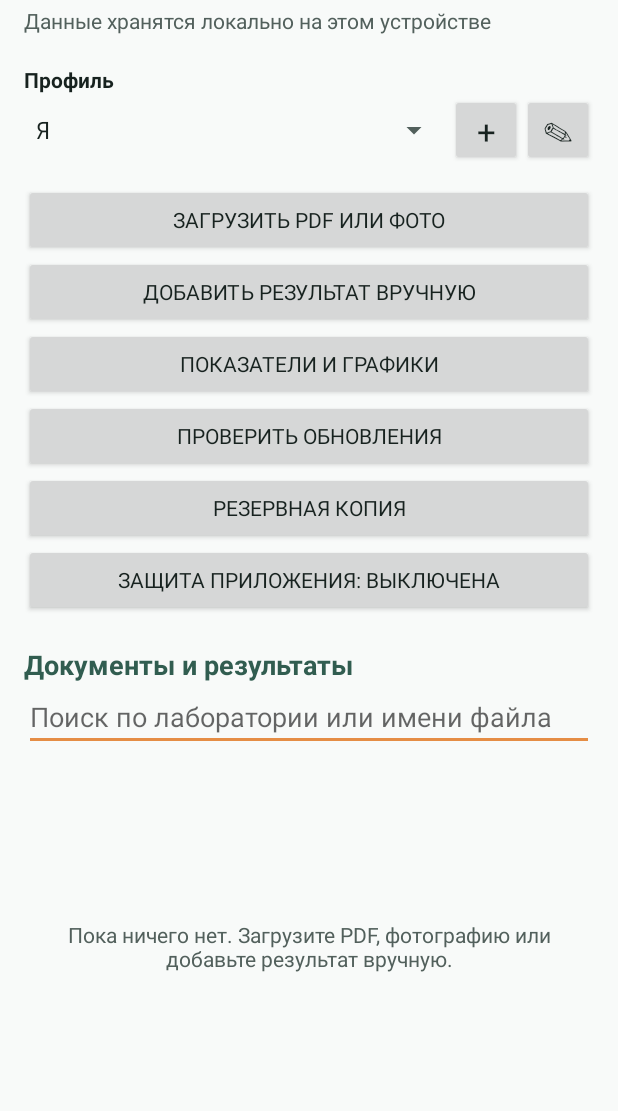
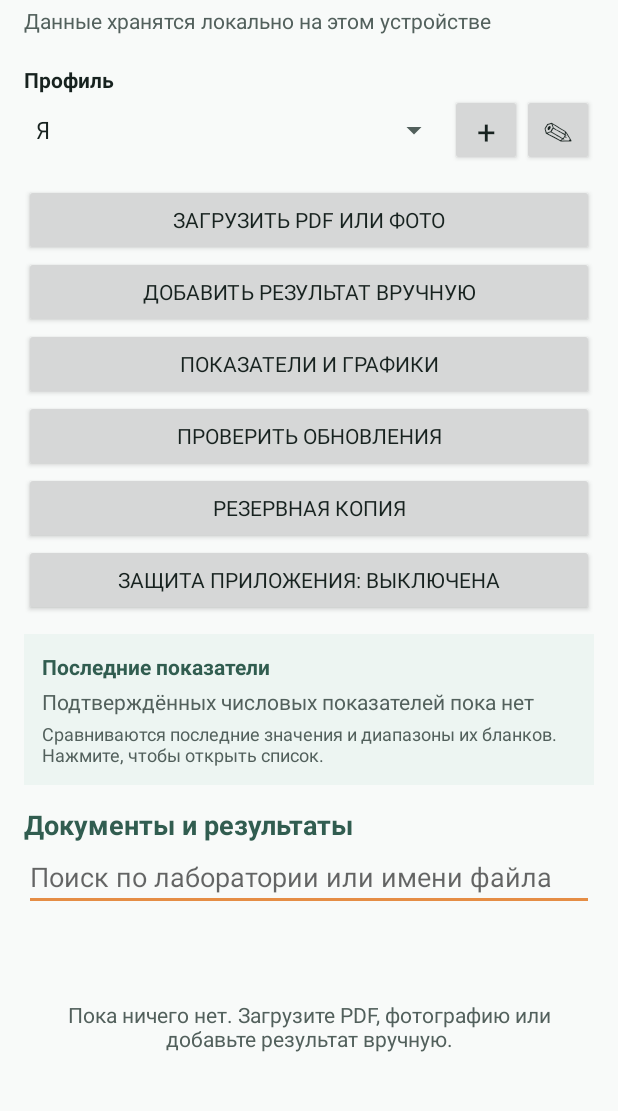
Before and after one commit to NikiKost/LabHistory, an Android app: the screen it shows after launch (MainActivity), on a phone screen of 412 x 824 dp, the part 81-1192 px from its top. Run offline under Robolectric (Android 15) with nearby library versions, the phone set to English and light mode, and no system bars; our stand-ins replace Room's generated code; libraries missing offline, so code that uses them is left out: com.googlecode.tesseract, com.tom_roush.pdfbox; pictures from the network do not load.

Commit message:
Add profile indicator overview

```diff
--- /dev/null
+++ b/app/src/main/java/ru/labhistory/app/domain/IndicatorOverview.java
@@ -0,0 +1,44 @@
+package ru.labhistory.app.domain;
+
+import java.util.List;
+
+import ru.labhistory.app.data.IndicatorSummary;
+import ru.labhistory.app.parser.ReferenceRangeEvaluator;
+
+public final class IndicatorOverview {
+    public final int totalCount;
+    public final int outsideReferenceCount;
+    public final int unknownReferenceCount;
+
+    private IndicatorOverview(
+            int totalCount,
+            int outsideReferenceCount,
+            int unknownReferenceCount
+    ) {
+        this.totalCount = totalCount;
+        this.outsideReferenceCount = outsideReferenceCount;
+        this.unknownReferenceCount = unknownReferenceCount;
+    }
+
+    public static IndicatorOverview from(List<IndicatorSummary> indicators) {
+        int total = 0;
+        int outside = 0;
+        int unknown = 0;
+        if (indicators != null) {
+            for (IndicatorSummary indicator : indicators) {
+                if (indicator == null) {
+                    continue;
+                }
+                total++;
+                ReferenceRangeEvaluator.Status status = indicator.getLatestReferenceStatus();
+                if (status == ReferenceRangeEvaluator.Status.BELOW
+                        || status == ReferenceRangeEvaluator.Status.ABOVE) {
+                    outside++;
+                } else if (status == ReferenceRangeEvaluator.Status.UNKNOWN) {
+                    unknown++;
+                }
+            }
+        }
+        return new IndicatorOverview(total, outside, unknown);
+    }
+}
--- a/app/src/main/java/ru/labhistory/app/ui/MainActivity.java
+++ b/app/src/main/java/ru/labhistory/app/ui/MainActivity.java
@@ -44,8 +44,10 @@ import ru.labhistory.app.backup.BackupRepository;
 import ru.labhistory.app.backup.BackupSummary;
 import ru.labhistory.app.data.AnalysisDocumentEntity;
 import ru.labhistory.app.data.AnalysisRepository;
+import ru.labhistory.app.data.IndicatorSummary;
 import ru.labhistory.app.data.ProfileEntity;
 import ru.labhistory.app.databinding.ActivityMainBinding;
+import ru.labhistory.app.domain.IndicatorOverview;
 import ru.labhistory.app.domain.ManualResultInput;
 import ru.labhistory.app.domain.ProfileValidator;
 import ru.labhistory.app.update.UpdateChecker;
@@ -134,6 +136,7 @@ public class MainActivity extends SecureActivity {
         ));
         binding.manualButton.setOnClickListener(view -> showManualResultDialog());
         binding.indicatorsButton.setOnClickListener(view -> openIndicators());
+        binding.profileOverviewCard.setOnClickListener(view -> openIndicators());
         binding.updateButton.setOnClickListener(view -> checkForUpdates(true));
         binding.backupButton.setOnClickListener(view -> showBackupActions());
         binding.securityButton.setOnClickListener(view -> toggleAppProtection());
@@ -160,6 +163,10 @@ public class MainActivity extends SecureActivity {
     protected void onResume() {
         super.onResume();
         updateSecurityButton();
+        long profileId = getSelectedProfileId();
+        if (profileId > 0L) {
+            loadProfileOverview(profileId);
+        }
         if (awaitingInstallPermission && getPackageManager().canRequestPackageInstalls()) {
             awaitingInstallPermission = false;
             launchUpdateInstaller();
@@ -706,6 +713,9 @@ public class MainActivity extends SecureActivity {
         long profileId = getSelectedProfileId();
         if (profileId <= 0) {
             documentAdapter.replaceAll(new ArrayList<>());
+            binding.profileOverviewCard.setEnabled(false);
+            binding.profileOverviewSummary.setText(R.string.profile_overview_empty);
+            binding.profileOverviewSummary.setTextColor(getColor(R.color.text_secondary));
             return;
         }
 
@@ -713,7 +723,62 @@ public class MainActivity extends SecureActivity {
             currentDocuments.removeObservers(this);
         }
         currentDocuments = repository.observeDocuments(profileId);
-        currentDocuments.observe(this, documentAdapter::replaceAll);
+        currentDocuments.observe(this, documents -> {
+            documentAdapter.replaceAll(documents);
+            loadProfileOverview(profileId);
+        });
+    }
+
+    private void loadProfileOverview(long profileId) {
+        binding.profileOverviewCard.setEnabled(false);
+        binding.profileOverviewSummary.setText(R.string.profile_overview_loading);
+        binding.profileOverviewSummary.setTextColor(getColor(R.color.text_secondary));
+        repository.loadIndicatorSummaries(profileId, new AnalysisRepository.Callback<>() {
+            @Override
+            public void onSuccess(List<IndicatorSummary> value) {
+                IndicatorOverview overview = IndicatorOverview.from(value);
+                runOnUiThread(() -> {
+                    if (getSelectedProfileId() != profileId) {
+                        return;
+                    }
+                    binding.profileOverviewCard.setEnabled(true);
+                    if (overview.totalCount == 0) {
+                        binding.profileOverviewSummary.setText(R.string.profile_overview_empty);
+                        binding.profileOverviewSummary.setTextColor(
+                                getColor(R.color.text_secondary)
+                        );
+                        return;
+                    }
+                    binding.profileOverviewSummary.setText(getString(
+                            R.string.profile_overview_format,
+                            overview.totalCount,
+                            overview.outsideReferenceCount,
+                            overview.unknownReferenceCount
+                    ));
+                    binding.profileOverviewSummary.setTextColor(getColor(
+                            overview.outsideReferenceCount > 0
+                                    ? R.color.danger
+                                    : R.color.text_secondary
+                    ));
+                });
+            }
+
+            @Override
+            public void onError(Exception error) {
+                runOnUiThread(() -> {
+                    if (getSelectedProfileId() != profileId) {
+                        return;
+                    }
+                    binding.profileOverviewCard.setEnabled(false);
+                    binding.profileOverviewSummary.setText(
+                            R.string.profile_overview_unavailable
+                    );
+                    binding.profileOverviewSummary.setTextColor(
+                            getColor(R.color.text_secondary)
+                    );
+                });
+            }
+        });
     }
 
     private long getSelectedProfileId() {
--- a/app/src/main/res/layout/activity_main.xml
+++ b/app/src/main/res/layout/activity_main.xml
@@ -95,10 +95,46 @@
         android:layout_height="wrap_content"
         android:text="@string/app_protection_disabled" />
 
+    <LinearLayout
+        android:id="@+id/profileOverviewCard"
+        android:layout_width="match_parent"
+        android:layout_height="wrap_content"
+        android:layout_marginTop="12dp"
+        android:background="@color/surface_soft"
+        android:clickable="true"
+        android:focusable="true"
+        android:foreground="?attr/selectableItemBackground"
+        android:orientation="vertical"
+        android:padding="12dp">
+
+        <TextView
+            android:layout_width="match_parent"
+            android:layout_height="wrap_content"
+            android:text="@string/profile_overview_title"
+            android:textColor="@color/primary"
+            android:textStyle="bold" />
+
+        <TextView
+            android:id="@+id/profileOverviewSummary"
+            android:layout_width="match_parent"
+            android:layout_height="wrap_content"
+            android:layout_marginTop="4dp"
+            android:text="@string/profile_overview_loading"
+            android:textColor="@color/text_secondary" />
+
+        <TextView
+            android:layout_width="match_parent"
+            android:layout_height="wrap_content"
+            android:layout_marginTop="3dp"
+            android:text="@string/profile_overview_note"
+            android:textColor="@color/text_secondary"
+            android:textSize="12sp" />
+    </LinearLayout>
+
     <TextView
         android:layout_width="wrap_content"
         android:layout_height="wrap_content"
-        android:layout_marginTop="20dp"
+        android:layout_marginTop="14dp"
         android:text="@string/documents_title"
         android:textColor="@color/primary"
         android:textSize="18sp"
--- a/app/src/main/res/values/strings.xml
+++ b/app/src/main/res/values/strings.xml
@@ -11,6 +11,12 @@
     <string name="backup_and_restore">Резервная копия</string>
     <string name="app_protection_disabled">Защита приложения: выключена</string>
     <string name="app_protection_enabled">Защита приложения: включена</string>
+    <string name="profile_overview_title">Последние показатели</string>
+    <string name="profile_overview_loading">Загружаю сводку…</string>
+    <string name="profile_overview_empty">Подтверждённых числовых показателей пока нет</string>
+    <string name="profile_overview_unavailable">Не удалось загрузить сводку</string>
+    <string name="profile_overview_format">Всего: %1$d • вне референса: %2$d • без диапазона: %3$d</string>
+    <string name="profile_overview_note">Сравниваются последние значения и диапазоны их бланков. Нажмите, чтобы открыть список.</string>
     <string name="backup_in_progress">Создаю резервную копию…</string>
     <string name="restore_in_progress">Восстанавливаю данные…</string>
     <string name="csv_export_in_progress">Экспортирую CSV…</string>
```
Also changed, not shown: 2 other files.
